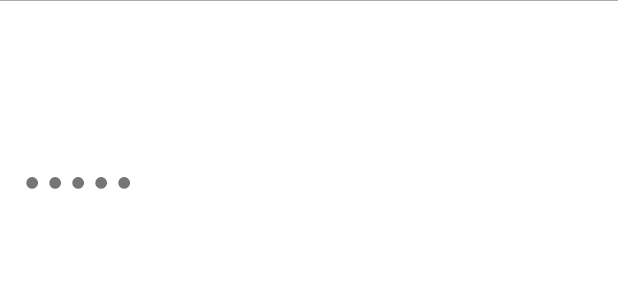
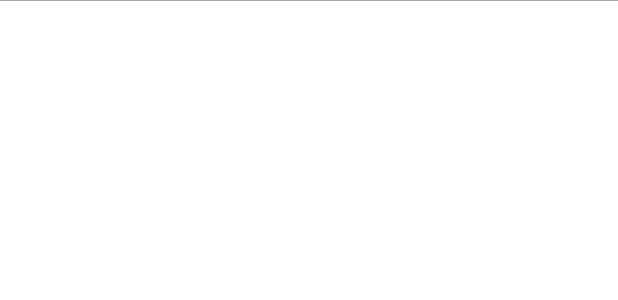
Before and after one commit to space-subway/order_app, an Android app: the layout item.xml on its own in the app's theme, with its tools: preview values and no code run, on a phone screen of 412 x 824 dp. Shown: the top 300 px of the screen. Run offline under Robolectric (Android 15) with nearby library versions, the phone set to English and light mode, and no system bars; network calls fail.

Commit message:
Replace Double to BigDecimal in Item. Remove rating and rating stars from ItemViewHolder and layout.

```diff
--- a/app/src/main/java/com/online/booking/web/utils/NetworkConnectionInterceptor.kt
+++ b/app/src/main/java/com/online/booking/web/utils/NetworkConnectionInterceptor.kt
@@ -20,7 +20,6 @@ abstract class NetworkConnectionInterceptor : Interceptor {
         var request = chain.request()
         //max-stale= 60 * 60 * 24
         //that means, we are allowing the response that is cached within the past 24 Hours from now.
-
         var cacheRequest = request.newBuilder().header("Cache-Control",
             "public, only-if-cached, max-stale=" + 60 * 60 * 24).build()
 
--- a/app/src/main/res/layout/item.xml
+++ b/app/src/main/res/layout/item.xml
@@ -1,7 +1,6 @@
 <?xml version="1.0" encoding="utf-8"?>
 <androidx.coordinatorlayout.widget.CoordinatorLayout
         xmlns:android="http://schemas.android.com/apk/res/android"
-        xmlns:app="http://schemas.android.com/apk/res-auto"
         android:layout_width="match_parent"
         android:layout_height="@dimen/item_height">
 
@@ -31,28 +30,6 @@
             android:layout_marginRight="@dimen/details_content_margin_right"
             android:lines="2"/>
 
-        <TextView
-            android:id="@+id/rating"
-            android:layout_width="wrap_content"
-            android:layout_height="wrap_content"
-            android:layout_below="@+id/short_description"
-            android:layout_marginLeft="@dimen/content_margin_min"
-            android:layout_marginTop="@dimen/content_margin_min"
-            android:layout_alignParentLeft="true"
-            android:textSize="@dimen/details_view_rating_text_size"
-            android:textStyle="bold"/>
-
-        <TextView
-            android:id="@+id/rating_stars"
-            android:layout_width="wrap_content"
-            android:layout_height="wrap_content"
-            android:layout_toRightOf="@+id/rating"
-            android:layout_below="@+id/short_description"
-            android:layout_marginLeft="@dimen/content_margin_min"
-            android:layout_marginTop="@dimen/content_margin_min"
-            android:textSize="@dimen/details_view_rating_text_size"
-            android:text="● ● ● ● ●"/>
-
     </RelativeLayout>
 
     <TextView
```
Also changed, not shown: app/src/main/java/com/online/booking/ItemsAdapter.kt (+0 -17 lines), app/src/main/java/com/online/booking/domain/Item.kt (+4 -3 lines).
